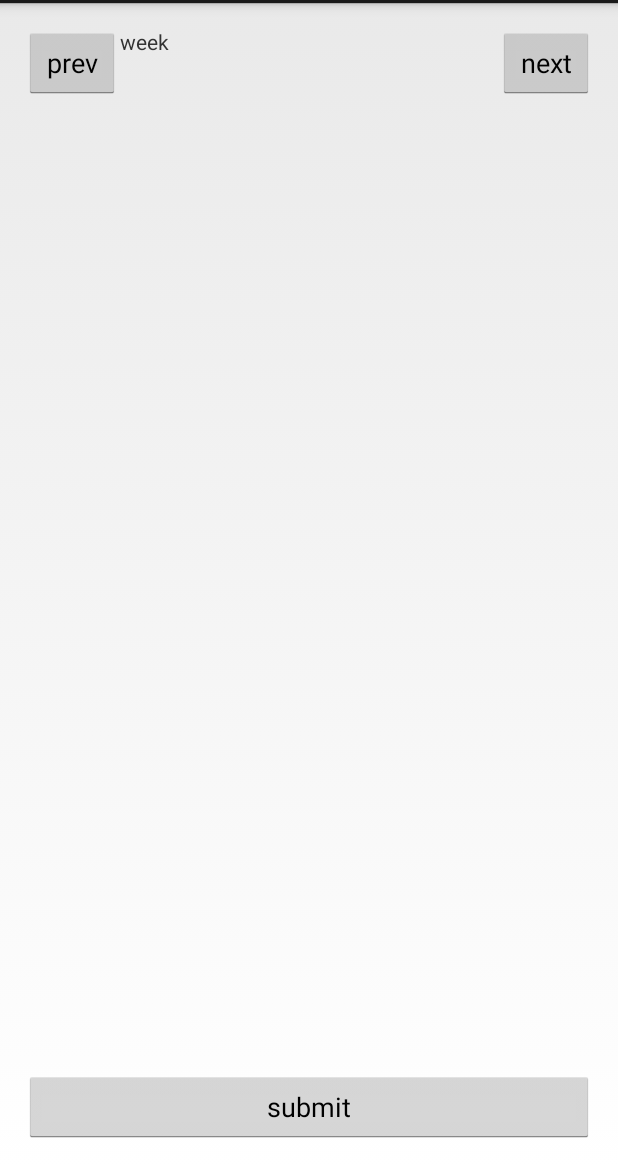
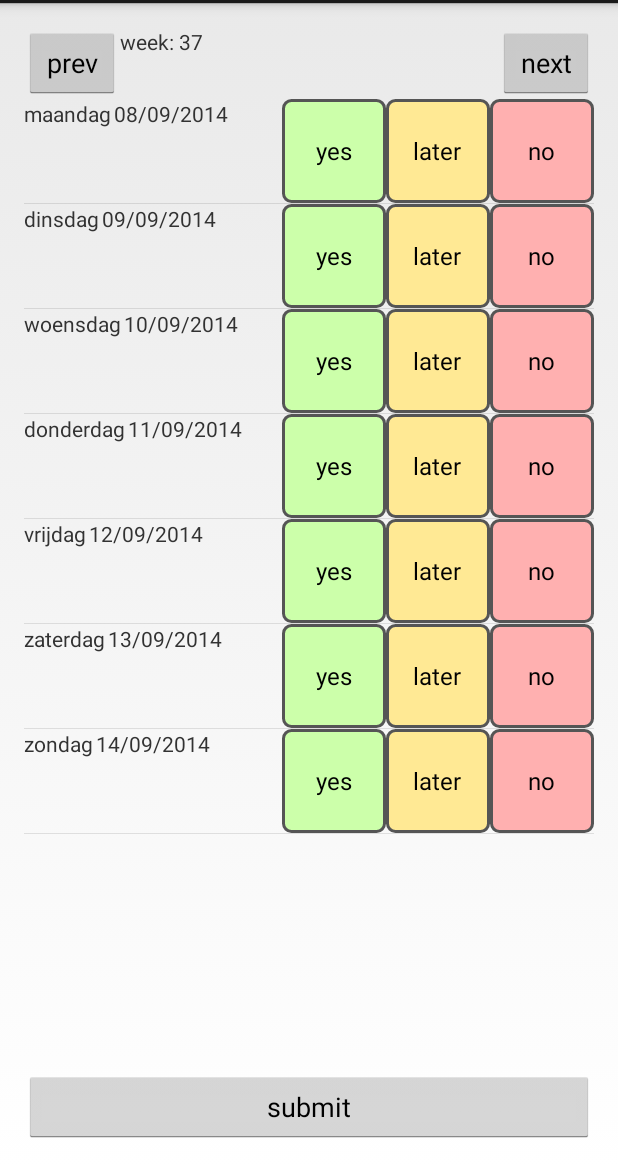
Before and after one commit to roelvandun/WassenaerApp, an Android app: the screen it shows after launch (DinnerParticipationFormActivity), on a phone screen of 412 x 824 dp, the part 69-1236 px from its top. Run offline under Robolectric (Android 15) with nearby library versions, the phone set to English and light mode, and no system bars.

```diff
--- a/app/src/main/java/nl/roelvandun/wassenaerapp/DinnerParticipationFormActivity.java
+++ b/app/src/main/java/nl/roelvandun/wassenaerapp/DinnerParticipationFormActivity.java
@@ -2,29 +2,53 @@ package nl.roelvandun.wassenaerapp;
 
 import android.app.Activity;
 import android.os.Bundle;
-import android.widget.ArrayAdapter;
 import android.widget.ListAdapter;
 import android.widget.ListView;
-
+import android.widget.TextView;
 
 public class DinnerParticipationFormActivity extends Activity {
 
-    private int mWeekNumber;
+    // views
+    private TextView mWeekNumberTextView;
+    private ListView mParticipationsListView;
 
     @Override
     protected void onCreate(Bundle savedInstanceState) {
         super.onCreate(savedInstanceState);
         setContentView(R.layout.activity_dinner_participation_form);
 
-        ArrayAdapter<String> adapter = new ArrayAdapter<String>(this,
-                android.R.layout.simple_list_item_1, android.R.id.text1, new String[]{"fwda34d", "fwdafwd", "fwtawft"});
+        getWeekNumberTextView().setText(getString(R.string.week) + ": 37");
 
-        ListAdapter customAdapter = new ParticipationRowAdapter(this, R.layout.participation_row_layout);
+        ListAdapter customAdapter = new ParticipationRowAdapter(this, R.layout.participation_row_radio_layout);
+        getParticipationsListView().setAdapter(customAdapter);
 
-        ListView participationsListView = (ListView) findViewById(R.id.lv_participations);
+        //TODO validate if all checkboxes are filled in
 
-        participationsListView.setAdapter(customAdapter);
+        //TODO submit button handler
 
+        //TODO save to parse.com
+
+        //TODO style radiobuttons
+
+        //TODO disable days in the past
+
+        //TODO notify the cook that you're not joining
+
+        //TODO overview of the weekx
+    }
+
+    private TextView getWeekNumberTextView() {
+        if (mWeekNumberTextView == null) {
+            mWeekNumberTextView = (TextView) findViewById(R.id.tv_week_number);
+        }
+        return mWeekNumberTextView;
+    }
+
+    private ListView getParticipationsListView() {
+        if (mParticipationsListView == null) {
+            mParticipationsListView = (ListView) findViewById(R.id.lv_participations);
+        }
+        return mParticipationsListView;
     }
 
 }
--- a/app/src/main/java/nl/roelvandun/wassenaerapp/ParticipationRowAdapter.java
+++ b/app/src/main/java/nl/roelvandun/wassenaerapp/ParticipationRowAdapter.java
@@ -5,7 +5,6 @@ import android.view.LayoutInflater;
 import android.view.View;
 import android.view.ViewGroup;
 import android.widget.ArrayAdapter;
-import android.widget.Button;
 import android.widget.TextView;
 
 import java.util.ArrayList;
@@ -17,6 +16,8 @@ import java.util.List;
 public class ParticipationRowAdapter extends ArrayAdapter<String> {
 
     private Context mContext;
+    private int mResourceId;
+
     private List<String> mWeekdayDateMap;
     private List<String> mDatesOfTheWeek;
 
@@ -24,17 +25,21 @@ public class ParticipationRowAdapter extends ArrayAdapter<String> {
         super(context, resource);
 
         mContext = context;
+        mResourceId = resource;
 
         //TODO get from arrays.xml
         mWeekdayDateMap = new ArrayList<String>(7);
-        mWeekdayDateMap.add("maandag");//, "08/09/2014");
-        mWeekdayDateMap.add("dinsdag");//, "09/09/2014");
-        mWeekdayDateMap.add("woensdag");//, "10/09/2014");
-        mWeekdayDateMap.add("donderdag");//, "11/09/2014");
-        mWeekdayDateMap.add("vrijdag");//, "12/09/2014");
-        mWeekdayDateMap.add("zaterdag");//, "13/09/2014");
-        mWeekdayDateMap.add("zondag");//, "14/09/2014");
+        mWeekdayDateMap.add("maandag");
+        mWeekdayDateMap.add("dinsdag");
+        mWeekdayDateMap.add("woensdag");
+        mWeekdayDateMap.add("donderdag");
+        mWeekdayDateMap.add("vrijdag");
+        mWeekdayDateMap.add("zaterdag");
+        mWeekdayDateMap.add("zondag");
 
+        //TODO calculate from weeknumber
+        //TODO want dates or strings?
+        //TODO calculate the dates here in the adapter or pass them from the activity?
         mDatesOfTheWeek = new ArrayList<String>(7);
         mDatesOfTheWeek.add("08/09/2014");
         mDatesOfTheWeek.add("09/09/2014");
@@ -43,20 +48,19 @@ public class ParticipationRowAdapter extends ArrayAdapter<String> {
         mDatesOfTheWeek.add("12/09/2014");
         mDatesOfTheWeek.add("13/09/2014");
         mDatesOfTheWeek.add("14/09/2014");
+
+        //TODO don't loose state of top/bottom checkbox when scrolling:
+        // http://stackoverflow.com/questions/23214189/checkbox-looses-state-on-listview-scrolling
     }
 
     @Override
     public View getView(int position, View convertView, ViewGroup parent) {
         LayoutInflater inflater = (LayoutInflater) mContext.getSystemService(Context.LAYOUT_INFLATER_SERVICE);
 
-        View rowView = inflater.inflate(R.layout.participation_row_layout, parent, false);
+        View rowView = inflater.inflate(mResourceId, parent, false);
 
         TextView weekdayTextView = (TextView) rowView.findViewById(R.id.tv_weekday);
         TextView dateTextView = (TextView) rowView.findViewById(R.id.tv_date);
-
-        Button yesButton = (Button) rowView.findViewById(R.id.btn_yes);
-        Button laterButton = (Button) rowView.findViewById(R.id.btn_later);
-        Button noButton = (Button) rowView.findViewById(R.id.btn_no);
 
         weekdayTextView.setText(mWeekdayDateMap.get(position));
         dateTextView.setText(mDatesOfTheWeek.get(position));
@@ -68,4 +72,5 @@ public class ParticipationRowAdapter extends ArrayAdapter<String> {
     public int getCount() {
         return mDatesOfTheWeek.size();
     }
+
 }
```
